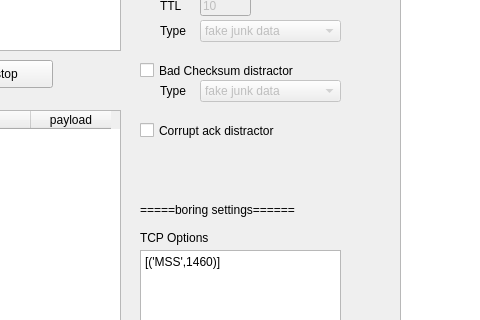
First picture: the form in evui.ui, repository TomAPU/ev, before the edit; both pictures show x 260 to 740 and y 409 to 729 of the 1244 by 856 pixel window.
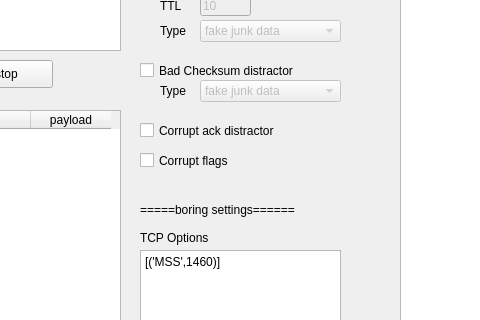
Second picture: the form after the edit. Icons and pictures are not drawn.

Commit message: corrupt shuffle

The edit to the form file:
```diff
--- a/evui.ui
+++ b/evui.ui
@@ -676,6 +676,19 @@
      <string>Corrupt ack distractor</string>
     </property>
    </widget>
+   <widget class="QCheckBox" name="corruptflags">
+    <property name="geometry">
+     <rect>
+      <x>400</x>
+      <y>540</y>
+      <width>201</width>
+      <height>21</height>
+     </rect>
+    </property>
+    <property name="text">
+     <string>Corrupt flags</string>
+    </property>
+   </widget>
   </widget>
   <widget class="QMenuBar" name="menubar">
    <property name="geometry">
```
The commit also changes 3 other files.
